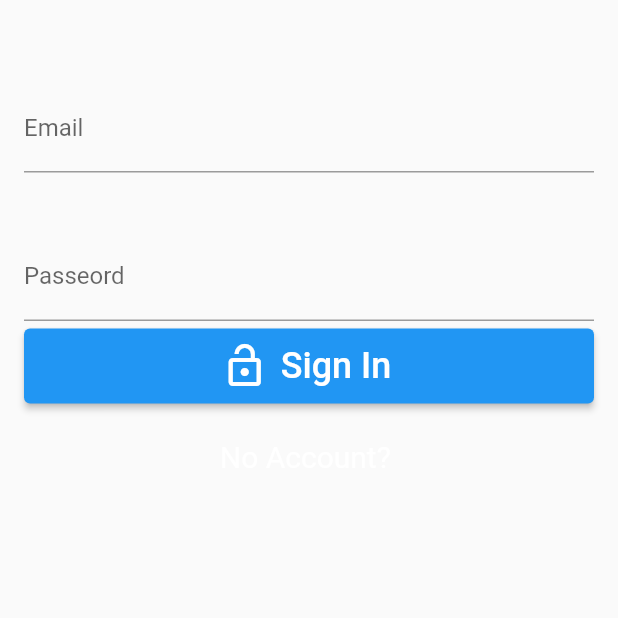
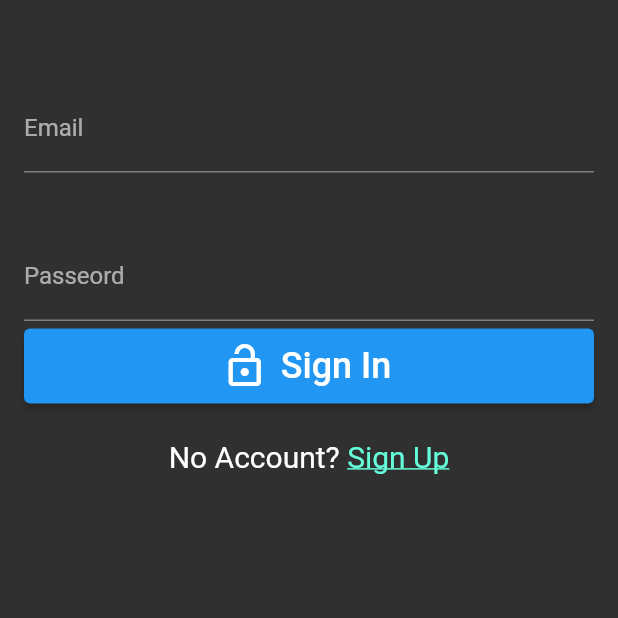
Before and after one commit to asahaya/firebase_auth220618, a Flutter app: the screen it shows after launch, on a phone screen of 412 x 824 dp, the top half of it. Run offline on Flutter 3.47's test engine with Material 2 defaults, Android fonts, the phone set to English and light mode, and no system bars; our stand-ins replace firebase_auth, firebase_core; accounts and stored records are empty.

Commit message:
sign_in_up

```diff
--- /dev/null
+++ b/lib/auth_page.dart
@@ -0,0 +1,28 @@
+import 'package:firebase_auth220618/login_page.dart';
+import 'package:firebase_auth220618/singup_page.dart';
+import 'package:flutter/src/foundation/key.dart';
+import 'package:flutter/src/widgets/framework.dart';
+
+class AuthPage extends StatefulWidget {
+  const AuthPage({Key? key}) : super(key: key);
+
+  @override
+  State<AuthPage> createState() => _AuthPageState();
+}
+
+class _AuthPageState extends State<AuthPage> {
+  bool isLogin = true;
+
+  @override
+  Widget build(BuildContext context) {
+    return isLogin
+        ? LoginPage(onClickedSignUp: toggle)
+        : SignUpPage(onClickedSignIn: toggle);
+  }
+
+  void toggle() {
+    setState(() {
+      isLogin = !isLogin;
+    });
+  }
+}
--- a/lib/login_page.dart
+++ b/lib/login_page.dart
@@ -2,11 +2,13 @@ import 'dart:math';
 
 import 'package:firebase_auth/firebase_auth.dart';
 import 'package:firebase_auth220618/main.dart';
+import 'package:firebase_auth220618/singup_page.dart';
 import 'package:flutter/gestures.dart';
 import 'package:flutter/material.dart';
 
 class LoginPage extends StatefulWidget {
-  const LoginPage({Key? key}) : super(key: key);
+  final VoidCallback onClickedSignUp;
+  const LoginPage({Key? key, required this.onClickedSignUp}) : super(key: key);
 
   @override
   State<LoginPage> createState() => _LoginPageState();
@@ -44,7 +46,7 @@ class _LoginPageState extends State<LoginPage> {
           textInputAction: TextInputAction.done,
           decoration: InputDecoration(labelText: 'Passeord'),
         ),
-        SizedBox(  height: 5 ),
+        SizedBox(height: 5),
         ElevatedButton.icon(
             style: ElevatedButton.styleFrom(
               minimumSize: Size.fromHeight(50),
@@ -55,15 +57,21 @@ class _LoginPageState extends State<LoginPage> {
               'Sign In',
               style: TextStyle(fontSize: 24),
             )),
-            SizedBox(height: 24),
-            RichText(text: TextSpan(style: TextStyle(color: Colors.white,fontSize: 20),
-            text: 'No Account? ',
-            children: [
+        SizedBox(height: 24),
+        RichText(
+            text: TextSpan(
+                recognizer: TapGestureRecognizer()
+                  ..onTap = widget.onClickedSignUp,
+                style: TextStyle(color: Colors.white, fontSize: 20),
+                text: 'No Account? ',
+                children: [
               TextSpan(
-                recognizer: TapGestureRecognizer()..onTap=
-              )
-            ]
-            ))
+                  text: 'Sign Up',
+                  style: TextStyle(
+                    decoration: TextDecoration.underline,
+                    color: Theme.of(context).colorScheme.secondary,
+                  ))
+            ]))
       ]),
     );
   }
--- a/lib/main.dart
+++ b/lib/main.dart
@@ -3,6 +3,8 @@ import 'package:firebase_auth220618/homepage.dart';
 import 'package:firebase_auth220618/login_page.dart';
 import 'package:firebase_core/firebase_core.dart';
 import 'package:flutter/material.dart';
+
+import 'auth_page.dart';
 
 Future main() async {
   WidgetsFlutterBinding.ensureInitialized();
@@ -21,9 +23,7 @@ class MyApp extends StatelessWidget {
     return MaterialApp(
       navigatorKey: NavigatorKey,
       title: 'Flutter Demo',
-      theme: ThemeData(
-        primarySwatch: Colors.blue,
-      ),
+      theme: ThemeData.dark(),
       home: const MyHomePage(),
     );
   }
@@ -56,7 +56,7 @@ class _MyHomePageState extends State<MyHomePage> {
               } else if (snapshot.hasData) {
                 return HomePage();
               } else {
-                return LoginPage();
+                return AuthPage();
               }
             }),
       ),
```
Also changed, not shown: lib/singup_page.dart (added, +114 -0 lines).
